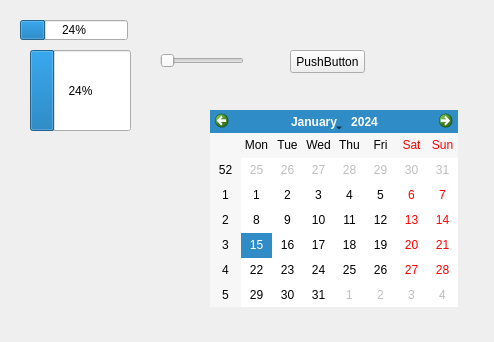
Qt-Widgets/qt-component-widgets-collection, file examples/MainWidgets.ui: the form before one commit.
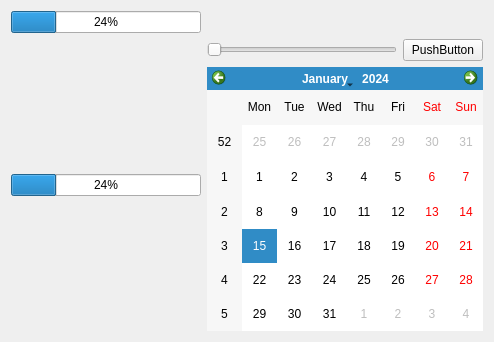
The form after the commit. Custom widgets are drawn as their Qt base class.

Commit message: add calendar title

Patch:
```diff
--- a/examples/MainWidgets.ui
+++ b/examples/MainWidgets.ui
@@ -16,28 +16,23 @@
   <property name="styleSheet">
    <string notr="true"/>
   </property>
+  <layout class="QGridLayout" name="gridLayout">
+   <item row="0" column="0">
   <widget class="QtComponentsProgress" name="progressBar">
-   <property name="geometry">
-    <rect>
-     <x>20</x>
-     <y>20</y>
-     <width>108</width>
-     <height>20</height>
-    </rect>
-   </property>
+     <property name="value">
+      <number>24</number>
+     </property>
+    </widget>
+   </item>
+   <item row="1" column="0" rowspan="2">
+    <widget class="QtComponentsCircleProgress" name="progressBar_2">
    <property name="value">
     <number>24</number>
    </property>
   </widget>
+   </item>
+   <item row="1" column="1">
   <widget class="QSlider" name="horizontalSlider">
-   <property name="geometry">
-    <rect>
-     <x>160</x>
-     <y>50</y>
-     <width>84</width>
-     <height>22</height>
-    </rect>
-   </property>
    <property name="maximum">
     <number>100</number>
    </property>
@@ -45,42 +40,18 @@
     <enum>Qt::Horizontal</enum>
    </property>
   </widget>
+   </item>
+   <item row="1" column="2">
   <widget class="QPushButton" name="pushButton">
-   <property name="geometry">
-    <rect>
-     <x>290</x>
-     <y>50</y>
-     <width>75</width>
-     <height>23</height>
-    </rect>
-   </property>
    <property name="text">
     <string>PushButton</string>
    </property>
   </widget>
-  <widget class="QtComponentsCircleProgress" name="progressBar_2">
-   <property name="geometry">
-    <rect>
-     <x>30</x>
-     <y>50</y>
-     <width>101</width>
-     <height>81</height>
-    </rect>
-   </property>
-   <property name="value">
-    <number>24</number>
-   </property>
-  </widget>
-  <widget class="QCalendarWidget" name="calendarWidget">
-   <property name="geometry">
-    <rect>
-     <x>210</x>
-     <y>110</y>
-     <width>248</width>
-     <height>197</height>
-    </rect>
-   </property>
-  </widget>
+   </item>
+   <item row="2" column="1" colspan="2">
+    <widget class="QCalendarWidget" name="calendarWidget"/>
+   </item>
+  </layout>
  </widget>
  <customwidgets>
   <customwidget>
```
Lines whose indentation alone changed are shown as unchanged. The commit also changes 4 other files.
